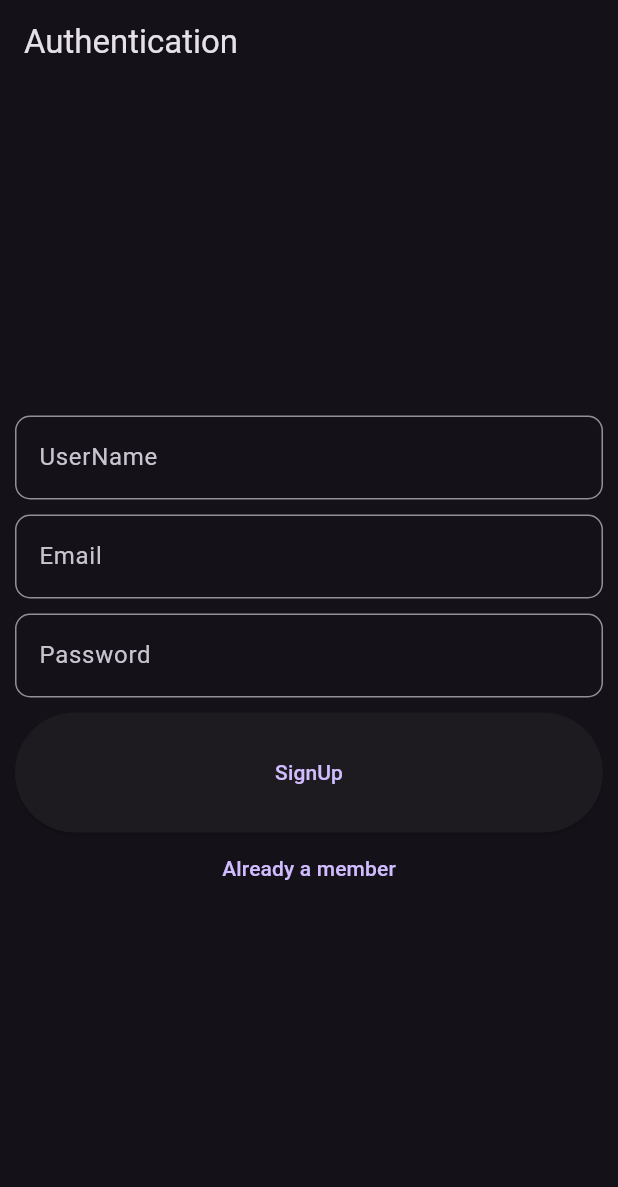
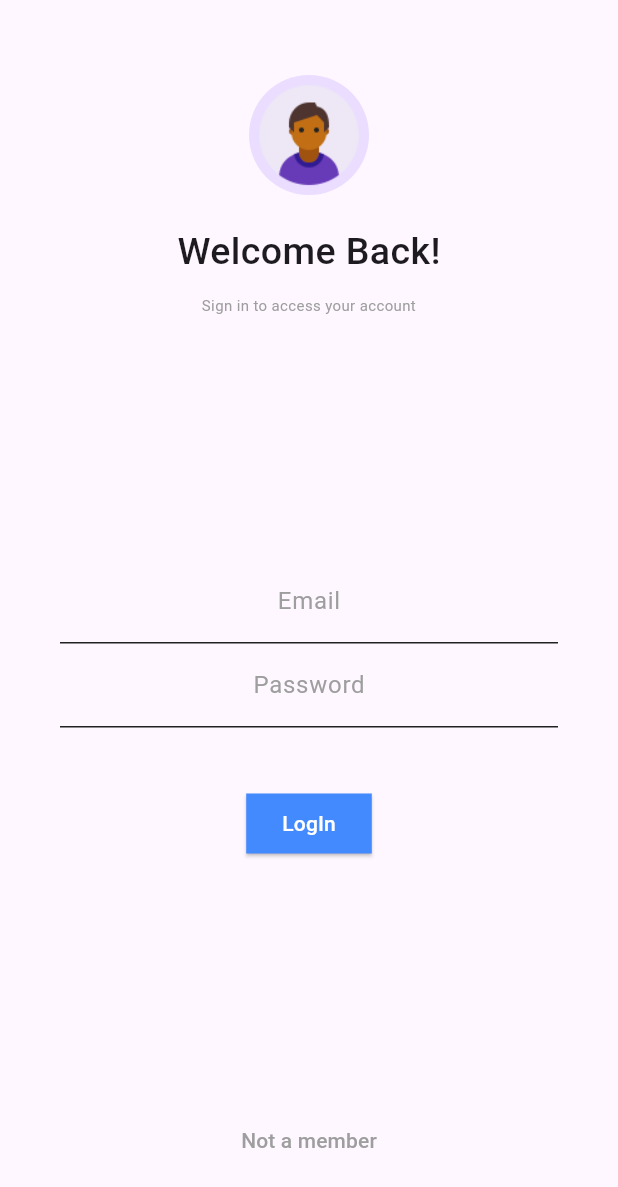
Before and after one commit to PurnenduSamanta/To_Do, a Flutter app: the screen it shows after launch, on a phone screen of 412 x 824 dp. Shown: the top 1187 px of the screen. Run offline on Flutter 3.47's test engine with Material 3 defaults, Android fonts, the phone set to English and light mode, and no system bars; our stand-ins replace cloud_firestore, firebase_auth, firebase_core; accounts and stored records are empty.

Commit message:
6th_24_12_2023

```diff
--- a/analysis_options.yaml
+++ b/analysis_options.yaml
@@ -21,6 +21,7 @@ linter:
   # `// ignore_for_file: name_of_lint` syntax on the line or in the file
   # producing the lint.
   rules:
+    prefer_const_constructors: false
     # avoid_print: false  # Uncomment to disable the `avoid_print` rule
     # prefer_single_quotes: true  # Uncomment to enable the `prefer_single_quotes` rule
 
--- a/lib/auth/authForm.dart
+++ /dev/null
@@ -1,152 +0,0 @@
-import 'package:flutter/material.dart';
-import 'package:firebase_auth/firebase_auth.dart';
-import 'package:cloud_firestore/cloud_firestore.dart';
-
-class AuthForm extends StatefulWidget {
-  const AuthForm({super.key});
-
-  @override
-  State<AuthForm> createState() => _AuthScreenState();
-}
-
-class _AuthScreenState extends State<AuthForm> {
-  final _formKey = GlobalKey<FormState>();
-  var _email = '';
-  var _password = '';
-  var _userName = '';
-  bool isLoginPage = false;
-
-  startAuthenticating() async
-  {
-    FocusScope.of(context).unfocus();
-    final validity = _formKey.currentState?.validate();
-    if (validity != null && validity) {
-      _formKey.currentState?.save();
-      submitForm(_email, _password, _userName);
-    }
-  }
-
-  submitForm(String email, String password, String userName) async
-  {
-    final auth = FirebaseAuth.instance;
-    UserCredential credential;
-    try {
-      if (isLoginPage) {
-        credential =
-        await auth.signInWithEmailAndPassword(email: email, password: password);
-      }
-      else {
-        credential = await auth.createUserWithEmailAndPassword(
-            email: email, password: password);
-        String? uid = credential.user?.uid;
-        await FirebaseFirestore.instance.collection('users').doc(uid).set({
-          'username': userName,
-          'email': email,
-        });
-      }
-    }
-    catch(error) {
-      print(error);
-    }
-  }
-
-  @override
-  Widget build(BuildContext context) {
-    return Container(
-      height: MediaQuery
-          .of(context)
-          .size
-          .height,
-      width: MediaQuery
-          .of(context)
-          .size
-          .width,
-      padding: const EdgeInsets.all(10),
-      child: Form(
-          key: _formKey,
-          child: Column(
-            mainAxisAlignment: MainAxisAlignment.center,
-            crossAxisAlignment: CrossAxisAlignment.center,
-            children: [
-              if (!isLoginPage)
-                TextFormField(
-                  keyboardType: TextInputType.text,
-                  key: ValueKey('userName'),
-                  validator: (value) {
-                    if (value!.isEmpty) {
-                      return 'Incorrect UserName';
-                    } else {
-                      return null;
-                    }
-                  },
-                  onSaved: (value) {
-                    _userName = value!;
-                  },
-                  decoration: InputDecoration(
-                      border: OutlineInputBorder(
-                          borderRadius: BorderRadius.circular(10),
-                          borderSide: BorderSide()),
-                      labelText: 'UserName'),
-                ),
-              SizedBox(height: 10),
-              TextFormField(
-                keyboardType: TextInputType.emailAddress,
-                key: ValueKey('email'),
-                validator: (value) {
-                  if (value!.isEmpty || !value.contains('@')) {
-                    return 'Incorrect email address';
-                  } else {
-                    return null;
-                  }
-                },
-                onSaved: (value) {
-                  _email = value!;
-                },
-                decoration: InputDecoration(
-                    border: OutlineInputBorder(
-                        borderRadius: BorderRadius.circular(10),
-                        borderSide: BorderSide()),
-                    labelText: 'Email'),
-              ),
-              SizedBox(height: 10),
-              TextFormField(
-                keyboardType: TextInputType.visiblePassword,
-                obscureText: true,
-                key: ValueKey('password'),
-                validator: (value) {
-                  if (value!.isEmpty) {
-                    return 'Incorrect password';
-                  } else {
-                    return null;
-                  }
-                },
-                onSaved: (value) {
-                  _password = value!;
-                },
-                decoration: InputDecoration(
-                    border: OutlineInputBorder(
-                        borderRadius: BorderRadius.circular(10),
-                        borderSide: BorderSide()),
-                    labelText: 'Password'),
-              ),
-              SizedBox(height: 10),
-              Container(
-                  width: double.infinity,
-                  height: 80,
-                  child: ElevatedButton(
-                      onPressed: () {
-                        startAuthenticating();
-                      },
-                      child: Text(isLoginPage ? 'LogIn' : 'SignUp'))),
-              Container(child: TextButton(onPressed: () {
-                setState(() {
-                  isLoginPage = !isLoginPage;
-                });
-              },
-                  child: Text(
-                      isLoginPage ? 'Not a member' : 'Already a member')))
-            ],
-          )),
-    );
-  }
-}
--- a/lib/auth/authScreen.dart
+++ b/lib/auth/authScreen.dart
@@ -1,5 +1,5 @@
 import 'package:flutter/material.dart';
-import 'package:todo/auth/authForm.dart';
+import 'package:todo/auth/my_form.dart';
 
 class AuthScreen extends StatefulWidget {
   const AuthScreen({super.key});
@@ -12,8 +12,7 @@ class _AuthScreenState extends State<AuthScreen> {
   @override
   Widget build(BuildContext context) {
     return Scaffold(
-      appBar: AppBar(title: Text('Authentication'),),
-      body: AuthForm(),
+      body: MyForm(),
     );
   }
 }
--- /dev/null
+++ b/lib/auth/my_form.dart
@@ -0,0 +1,222 @@
+import 'package:flutter/material.dart';
+import 'package:firebase_auth/firebase_auth.dart';
+import 'package:cloud_firestore/cloud_firestore.dart';
+
+class MyForm extends StatefulWidget {
+  const MyForm({super.key});
+
+  @override
+  State<MyForm> createState() => _MyFormState();
+}
+
+class _MyFormState extends State<MyForm> {
+  final _formKey = GlobalKey<FormState>();
+  var _email = '';
+  var _password = '';
+  var _userName = '';
+  bool isLoginPage = true;
+
+  startAuthenticating() async {
+    FocusScope.of(context).unfocus();
+    final validity = _formKey.currentState?.validate();
+    if (validity != null && validity) {
+      _formKey.currentState?.save();
+      submitForm(_email, _password, _userName);
+    }
+  }
+
+  submitForm(String email, String password, String userName) async {
+    final auth = FirebaseAuth.instance;
+    UserCredential credential;
+    try {
+      if (isLoginPage) {
+        credential = await auth.signInWithEmailAndPassword(
+            email: email, password: password);
+      } else {
+        credential = await auth.createUserWithEmailAndPassword(
+            email: email, password: password);
+        String? uid = credential.user?.uid;
+        await FirebaseFirestore.instance.collection('users').doc(uid).set({
+          'username': userName,
+          'email': email,
+        });
+      }
+    } catch (error) {
+      print(error);
+    }
+  }
+
+  @override
+  Widget build(BuildContext context) {
+    return Scaffold(
+      resizeToAvoidBottomInset: false,
+      body: SingleChildScrollView(
+        child: SizedBox(
+          height: MediaQuery.of(context).size.height,
+          child: Form(
+            key: _formKey,
+            child: Column(
+              mainAxisSize: MainAxisSize.max,
+              mainAxisAlignment: MainAxisAlignment.spaceBetween,
+              children: [
+                upperPortion(isLoginPage),
+                middlePortion(isLoginPage),
+                belowPortion(isLoginPage, () {
+                  setState(() {
+                    isLoginPage = !isLoginPage;
+                  });
+                })
+              ],
+            ),
+          ),
+        ),
+      ),
+    );
+  }
+
+  upperPortion(bool isLoginPage) => Column(
+        crossAxisAlignment: CrossAxisAlignment.center,
+        children: [
+          SizedBox(
+            height: 50,
+          ),
+          CircleAvatar(
+            radius: 40,
+            child: Image(
+                width: 80,
+                height: 80,
+                image: AssetImage('assets/circularAvatar.png')),
+          ),
+          SizedBox(
+            height: 20,
+          ),
+          Text(isLoginPage ? 'Welcome Back!' : 'Create your account',
+              style: TextStyle(fontSize: 25, fontWeight: FontWeight.w500)),
+          SizedBox(
+            height: 10,
+          ),
+          Container(
+            padding: EdgeInsets.only(left: 80, right: 80),
+            child: Text(
+              isLoginPage
+                  ? 'Sign in to access your account'
+                  : "Welcome! Join us today to explore and experience more",
+              textAlign: TextAlign.center,
+              style: TextStyle(color: Colors.grey, fontSize: 10),
+            ),
+          ),
+        ],
+      );
+
+  middlePortion(bool isLoginPage) => Container(
+        padding: EdgeInsets.only(left: 40, right: 40),
+        child: Column(
+          children: [
+            if (!isLoginPage)
+              myTextFormField(
+                'UserName',
+                TextInputType.text,
+                'userName',
+                (value) {
+                  if (value!.isEmpty) {
+                    return 'Empty UserName';
+                  } else {
+                    return null;
+                  }
+                },
+                (value) {
+                  _userName = value!;
+                },
+              ),
+            myTextFormField(
+              'Email',
+              TextInputType.emailAddress,
+              'email',
+              (value) {
+                if (value!.isEmpty || !value.contains('@')) {
+                  return 'Incorrect email address';
+                } else {
+                  return null;
+                }
+              },
+              (value) {
+                _email = value!;
+              },
+            ),
+            myTextFormField(
+              'Password',
+              TextInputType.visiblePassword,
+              'password',
+              (value) {
+                if (value!.isEmpty) {
+                  return 'Empty password';
+                } else {
+                  return null;
+                }
+              },
+              (value) {
+                _password = value!;
+              },
+            ),
+            SizedBox(
+              height: 40,
+            ),
+            ElevatedButton(
+                onPressed: () {
+                  startAuthenticating();
+                },
+                style: ElevatedButton.styleFrom(
+                    backgroundColor: Colors.blueAccent,
+                    shape: RoundedRectangleBorder(
+                        borderRadius: BorderRadius.circular(0))),
+                child: Text(
+                  isLoginPage ? 'LogIn' : 'SignUp',
+                  style: TextStyle(color: Colors.white),
+                ))
+          ],
+        ),
+      );
+
+  TextFormField myTextFormField(
+    String label,
+    TextInputType keyBoardType,
+    String key,
+    String? Function(String?)? onValidate,
+    Function(String?)? onSave,
+  ) {
+    return TextFormField(
+      keyboardType: keyBoardType,
+      key: ValueKey(key),
+      validator: (value) {
+        return onValidate!(value);
+      },
+      onSaved: (value) {
+        onSave!(value);
+      },
+      decoration: InputDecoration(
+          label: Center(
+            child: Text(
+              label,
+              style: TextStyle(color: Colors.grey),
+            ),
+          ),
+          enabledBorder: UnderlineInputBorder(
+              borderSide: BorderSide(color: Colors.grey.shade900))),
+    );
+  }
+}
+
+belowPortion(bool isLoginPage, Function onPress) => Column(children: [
+      TextButton(
+        child: Text(
+          isLoginPage ? 'Not a member' : 'Already a member',
+          style: TextStyle(color: Colors.grey),
+        ),
+        onPressed: () {
+          onPress();
+        },
+      ),
+      SizedBox(
+        height: 40,
+      ),
+    ]);
--- a/lib/main.dart
+++ b/lib/main.dart
@@ -20,10 +20,10 @@ class MyApp extends StatelessWidget {
   @override
   Widget build(BuildContext context) {
     return MaterialApp(
-      title: 'Flutter Demo',
+      title: 'ToDo',
       debugShowCheckedModeBanner: false,
       theme: ThemeData(
-        brightness: Brightness.dark,
+        brightness: Brightness.light,
         primaryColor: Colors.blueAccent,
         useMaterial3: true,
       ),
@@ -31,10 +31,8 @@ class MyApp extends StatelessWidget {
           stream: FirebaseAuth.instance.authStateChanges(),
           builder: (context, userSnapshot) {
             if (userSnapshot.hasData) {
-              print("SignmedIn");
               return Home();
             } else {
-              print("NotSignmedIn");
               return AuthScreen();
             }
           }),
--- a/pubspec.yaml
+++ b/pubspec.yaml
@@ -28,6 +28,7 @@ environment:
 # the latest version available on pub.dev. To see which dependencies have newer
 # versions available, run `flutter pub outdated`.
 dependencies:
+  path: any
   flutter:
     sdk: flutter
 
@@ -64,8 +65,8 @@ flutter:
   uses-material-design: true
 
   # To add assets to your application, add an assets section, like this:
-  # assets:
-  #   - images/a_dot_burr.jpeg
+  assets:
+    - assets/
   #   - images/a_dot_ham.jpeg
 
   # An image asset can refer to one or more resolution-specific "variants", see
```
Also changed, not shown: lib/screen/Home.dart (+14 -6 lines), lib/screen/add_task.dart (+25 -11 lines), lib/screen/description.dart (+10 -1 lines), assets/circularAvatar.png (added), pubspec.lock.
